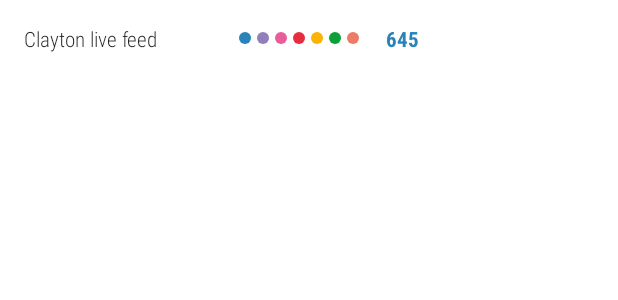
After one commit to bhlaing/MyMonashApp, an Android app: the layout layout_available_car_park.xml on its own in the app's theme, with its tools: preview values and no code run, on a phone screen of 412 x 824 dp. The commit adds this screen. Shown: the top 300 px of the screen. Run offline under Robolectric (Android 15) with nearby library versions, the phone set to English and light mode, and no system bars.

Commit message:
- Layout for Car park

```diff
--- a/app/src/main/java/com/billy/mymonashapp/MainActivity.kt
+++ b/app/src/main/java/com/billy/mymonashapp/MainActivity.kt
@@ -12,7 +12,7 @@ class MainActivity : BaseActivity() {
         supportActionBar?.apply {
             elevation = 0.0f
             displayOptions = ActionBar.DISPLAY_SHOW_CUSTOM
-            val customTitle = layoutInflater.inflate(R.layout.layout_user_info, null)
+            val customTitle = layoutInflater.inflate(R.layout.view_user_info, null)
             customTitle.findViewById<TextView>(R.id.student_name).text = getString(R.string.profile_name, getString(R.string.place_holder_name))
             customTitle.findViewById<TextView>(R.id.date_week).text = getString(R.string.place_holder_date_week)
 
--- /dev/null
+++ b/app/src/main/res/drawable-v24/ic_round_deco_blue.xml
@@ -0,0 +1,8 @@
+<?xml version="1.0" encoding="utf-8"?>
+<shape xmlns:android="http://schemas.android.com/apk/res/android"
+    android:shape="oval">
+    <solid android:color="@color/blue" />
+    <size
+        android:width="8dp"
+        android:height="8dp" />
+</shape>
--- /dev/null
+++ b/app/src/main/res/drawable-v24/ic_round_deco_green.xml
@@ -0,0 +1,8 @@
+<?xml version="1.0" encoding="utf-8"?>
+<shape xmlns:android="http://schemas.android.com/apk/res/android"
+    android:shape="oval">
+    <solid android:color="@color/green" />
+    <size
+        android:width="8dp"
+        android:height="8dp"/>
+</shape>
--- /dev/null
+++ b/app/src/main/res/drawable-v24/ic_round_deco_orange.xml
@@ -0,0 +1,8 @@
+<?xml version="1.0" encoding="utf-8"?>
+<shape xmlns:android="http://schemas.android.com/apk/res/android"
+    android:shape="oval">
+    <solid android:color="@color/orange" />
+    <size
+        android:width="8dp"
+        android:height="8dp"/>
+</shape>
--- /dev/null
+++ b/app/src/main/res/drawable-v24/ic_round_deco_pink.xml
@@ -0,0 +1,8 @@
+<?xml version="1.0" encoding="utf-8"?>
+<shape xmlns:android="http://schemas.android.com/apk/res/android"
+    android:shape="oval">
+    <solid android:color="@color/pink" />
+    <size
+        android:width="8dp"
+        android:height="8dp"/>
+</shape>
--- /dev/null
+++ b/app/src/main/res/drawable-v24/ic_round_deco_purple.xml
@@ -0,0 +1,8 @@
+<?xml version="1.0" encoding="utf-8"?>
+<shape xmlns:android="http://schemas.android.com/apk/res/android"
+    android:shape="oval">
+    <solid android:color="@color/yam" />
+    <size
+        android:width="8dp"
+        android:height="8dp"/>
+</shape>
--- /dev/null
+++ b/app/src/main/res/drawable-v24/ic_round_deco_red.xml
@@ -0,0 +1,8 @@
+<?xml version="1.0" encoding="utf-8"?>
+<shape xmlns:android="http://schemas.android.com/apk/res/android"
+    android:shape="oval">
+    <solid android:color="@color/red" />
+    <size
+        android:width="8dp"
+        android:height="8dp"/>
+</shape>
--- /dev/null
+++ b/app/src/main/res/drawable-v24/ic_round_deco_yellow.xml
@@ -0,0 +1,8 @@
+<?xml version="1.0" encoding="utf-8"?>
+<shape xmlns:android="http://schemas.android.com/apk/res/android"
+    android:shape="oval">
+    <solid android:color="@color/yellow" />
+    <size
+        android:width="8dp"
+        android:height="8dp"/>
+</shape>
--- /dev/null
+++ b/app/src/main/res/layout/layout_available_car_park.xml
@@ -0,0 +1,31 @@
+<?xml version="1.0" encoding="utf-8"?>
+<LinearLayout xmlns:android="http://schemas.android.com/apk/res/android"
+    xmlns:tools="http://schemas.android.com/tools"
+    android:layout_width="match_parent"
+    android:layout_height="wrap_content"
+    android:gravity="center_vertical"
+    android:orientation="horizontal"
+    android:padding="12dp">
+
+    <TextView
+        android:id="@+id/carpark_name"
+        style="@style/MonashApp.Text.Paragraph"
+        android:layout_width="wrap_content"
+        android:layout_height="wrap_content"
+        tools:text="Clayton live feed" />
+
+    <include
+        layout="@layout/view_car_park_item_decoration"
+        android:layout_width="wrap_content"
+        android:layout_height="wrap_content"
+        android:layout_marginStart="48dp" />
+
+    <TextView
+        android:id="@+id/carpark_number"
+        style="@style/MonashApp.Text.Title"
+        android:textColor="@color/blue"
+        android:layout_width="wrap_content"
+        android:layout_height="wrap_content"
+        android:layout_marginStart="16dp"
+        tools:text="645" />
+</LinearLayout>
--- a/app/src/main/res/layout/layout_lecture_info.xml
+++ b/app/src/main/res/layout/layout_lecture_info.xml
@@ -35,7 +35,7 @@
         android:layout_marginStart="12dp"
         android:layout_marginEnd="12dp"
         android:layout_toEndOf="@id/period_holder"
-        android:background="@color/seperator_blue" />
+        android:background="@color/blue" />
 
 
     <LinearLayout
--- /dev/null
+++ b/app/src/main/res/layout/view_car_park_item_decoration.xml
@@ -0,0 +1,48 @@
+<?xml version="1.0" encoding="utf-8"?>
+<LinearLayout xmlns:android="http://schemas.android.com/apk/res/android"
+    android:layout_width="wrap_content"
+    android:layout_height="wrap_content"
+    android:orientation="horizontal">
+
+    <ImageView
+        android:layout_width="wrap_content"
+        android:layout_height="wrap_content"
+        android:padding="@dimen/deco_item_common_padding"
+        android:src="@drawable/ic_round_deco_blue" />
+
+    <ImageView
+        android:layout_width="wrap_content"
+        android:layout_height="wrap_content"
+        android:padding="@dimen/deco_item_common_padding"
+        android:src="@drawable/ic_round_deco_purple" />
+
+    <ImageView
+        android:layout_width="wrap_content"
+        android:layout_height="wrap_content"
+        android:padding="@dimen/deco_item_common_padding"
+        android:src="@drawable/ic_round_deco_pink" />
+
+    <ImageView
+        android:layout_width="wrap_content"
+        android:layout_height="wrap_content"
+        android:padding="@dimen/deco_item_common_padding"
+        android:src="@drawable/ic_round_deco_red" />
+
+    <ImageView
+        android:layout_width="wrap_content"
+        android:layout_height="wrap_content"
+        android:padding="@dimen/deco_item_common_padding"
+        android:src="@drawable/ic_round_deco_yellow" />
+
+    <ImageView
+        android:layout_width="wrap_content"
+        android:layout_height="wrap_content"
+        android:padding="@dimen/deco_item_common_padding"
+        android:src="@drawable/ic_round_deco_green" />
+
+    <ImageView
+        android:layout_width="wrap_content"
+        android:layout_height="wrap_content"
+        android:padding="@dimen/deco_item_common_padding"
+        android:src="@drawable/ic_round_deco_orange" />
+</LinearLayout>
--- a/app/src/main/res/values/colors.xml
+++ b/app/src/main/res/values/colors.xml
@@ -11,7 +11,11 @@
     <color name="primary_gray">#F8F8F9</color>
     <color name="primary_dark_gray">#636363</color>
 
-    <color name="seperator_blue">#2883B8</color>
-
+    <color name="blue">#2883B8</color>
+    <color name="yam">#917FBA</color>
+    <color name="pink">#E95D9C</color>
+    <color name="red">#E62D3F</color>
+    <color name="yellow">#FAB401</color>
+    <color name="green">#0CA137</color>
     <color name="orange">#ED7B67</color>
 </resources>
--- /dev/null
+++ b/app/src/main/res/values/dimens.xml
@@ -0,0 +1,4 @@
+<?xml version="1.0" encoding="utf-8"?>
+<resources>
+    <dimen name="deco_item_common_padding">2dp</dimen>
+</resources>
--- a/app/src/main/res/values/themes.xml
+++ b/app/src/main/res/values/themes.xml
@@ -34,6 +34,7 @@
     <style name="MonashApp.Text.Title">
         <item name="android:textSize">14sp</item>
         <item name="fontFamily">sans-serif-condensed</item>
+        <item name="android:textStyle">bold</item>
     </style>
     <!-- List item titles, Important text snippets -->
     <style name="MonashApp.Text.ItemTitle">
```
Also changed, not shown: app/src/main/res/layout/view_user_info.xml (renamed from app/src/main/res/layout/layout_user_info.xml).
